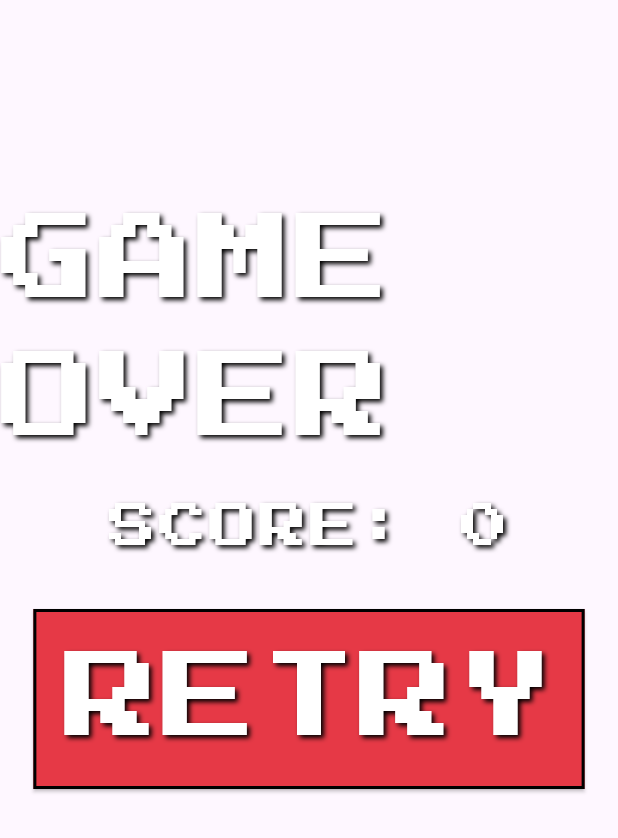
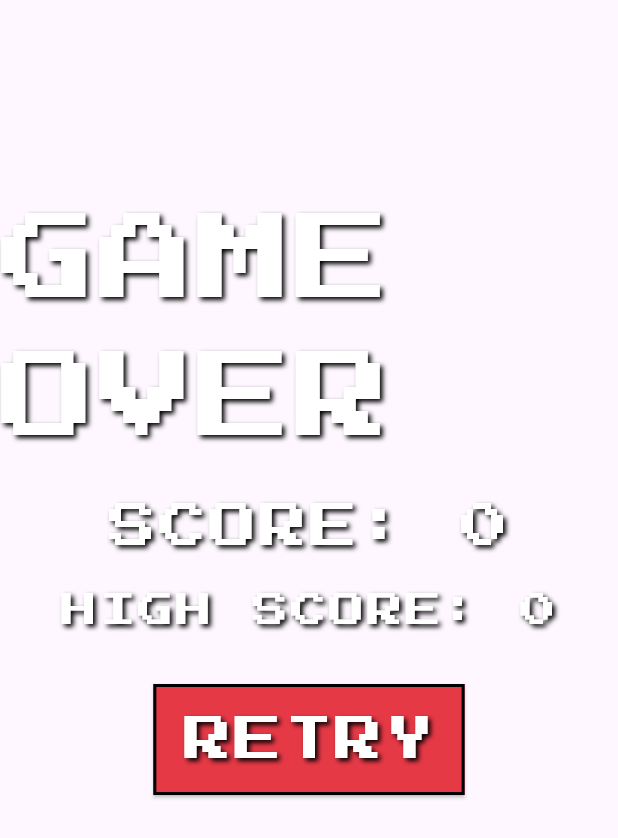
Before and after one commit to fravl/stapelmeister, a Flutter app: the ResultsOverlay widget shown alone on an empty page, opened directly with empty values, on a phone screen of 412 x 824 dp. Shown: the top 838 px of the screen. Run offline on Flutter 3.47's test engine with Material 3 defaults, Android fonts, the light colour scheme and no system bars; our stand-ins replace get, hive_flutter; missing offline and left inert: flame; accounts and stored records are empty.

Commit message:
feat: persist high-scores

```diff
--- a/lib/services/score_service.dart
+++ b/lib/services/score_service.dart
@@ -1,8 +1,32 @@
 import 'package:get/get.dart';
+import 'package:hive_flutter/hive_flutter.dart';
+import 'package:stapelmeister/config.dart';
 
 class ScoreService extends GetxController {
   var score = 0.obs;
 
+  final Box<int> _box = Hive.box<int>('scores');
+
+  final highScores = <Level, RxInt>{};
+
+  init() {
+    for (final level in Level.values) {
+      final stored = _box.get(level.name, defaultValue: 0) ?? 0;
+      highScores[level] = stored.obs;
+    }
+  }
+
   void reset() => score.value = 0;
+
   void increment([int amount = 1]) => score.value += amount;
+
+  void saveHighScore(Level level) {
+    final current = score.value;
+    if (current > (highScores[level]?.value ?? 0)) {
+      highScores[level]?.value = current;
+      _box.put(level.name, current);
+    }
+  }
+
+  int getHighScore(Level level) => highScores[level]?.value ?? 0;
 }
--- a/lib/stapelmeister.dart
+++ b/lib/stapelmeister.dart
@@ -28,6 +28,7 @@ class Stapelmeister extends FlameGame {
   }
 
   void gameOver() {
+    Get.find<ScoreService>().saveHighScore(currentLevel);
     overlays.remove('ScoreOverlay');
     overlays.add('Results');
   }
--- a/lib/widgets/game_app.dart
+++ b/lib/widgets/game_app.dart
@@ -59,6 +59,7 @@ class _GameAppState extends State<GameApp> {
                               ),
                               'ScoreOverlay': (_, __) => const ScoreOverlay(),
                               'Results': (_, __) => ResultsOverlay(
+                                level: game.currentLevel,
                                 onRetry: () {
                                   game.overlays.remove('Results');
                                   game.overlays.add('LevelSelection');
--- a/lib/widgets/results_overlay.dart
+++ b/lib/widgets/results_overlay.dart
@@ -1,20 +1,23 @@
 import 'package:flutter/material.dart';
 import 'package:get/get.dart';
+import 'package:stapelmeister/config.dart';
 import 'package:stapelmeister/services/score_service.dart';
 import 'package:stapelmeister/theme/retro_button.dart';
 import 'package:stapelmeister/theme/retro_text.dart';
 
 class ResultsOverlay extends StatelessWidget {
   final VoidCallback onRetry;
+  final Level level;
 
   const ResultsOverlay({
     super.key,
     required this.onRetry,
+    required this.level,
   });
 
   @override
   Widget build(BuildContext context) {
-    final score = Get.find<ScoreService>().score;
+    final scoreService = Get.find<ScoreService>();
 
     return Align(
       alignment: Alignment.topCenter,
@@ -25,7 +28,16 @@ class ResultsOverlay extends StatelessWidget {
           children: [
             Text("GAME OVER", style: retroText(64)),
             const SizedBox(height: 16),
-            Text("SCORE: $score", style: retroText(32)),
+            Obx(() => Text(
+                  "SCORE: ${scoreService.score.value}",
+                  style: retroText(32),
+                )),
+            const SizedBox(height: 16),
+            Obx(() => Text(
+                  "HIGH SCORE: "
+                  "${scoreService.getHighScore(level)}",
+                  style: retroText(24),
+                )),
             const SizedBox(height: 32),
             Row(
               mainAxisSize: MainAxisSize.min,
@@ -33,7 +45,7 @@ class ResultsOverlay extends StatelessWidget {
                 ElevatedButton(
                   style: retroButtonStyle(),
                   onPressed: onRetry,
-                  child: Text("RETRY", style: retroText(64)),
+                  child: Text("RETRY", style: retroText(32, color: Colors.white)),
                 ),
               ],
             ),
--- a/pubspec.yaml
+++ b/pubspec.yaml
@@ -11,6 +11,8 @@ dependencies:
     sdk: flutter
   flame: ^1.31.0
   get: ^4.7.2
+  hive_ce: ^2.11.4
+  hive_flutter: ^1.1.0
 
 
 dev_dependencies:
```
Also changed, not shown: lib/main.dart (+8 -2 lines), pubspec.lock, 1 other file.
